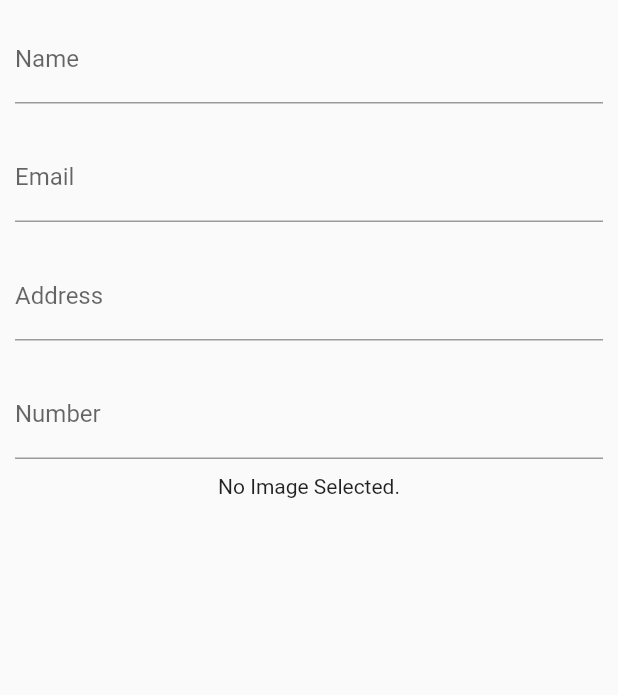
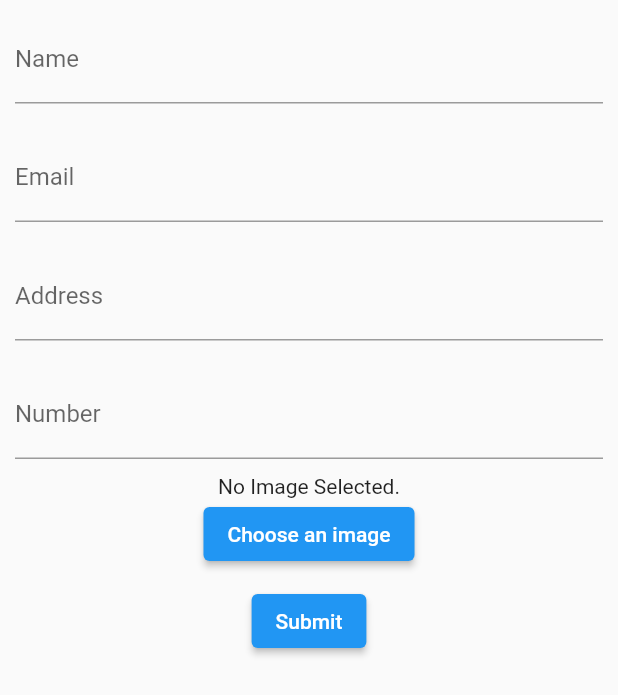
Before and after one commit to amouriessa/ContactForm_092, a Flutter app: the ContactScreen widget shown alone on an empty page, opened directly, on a phone screen of 412 x 824 dp. Shown: the top 695 px of the screen. Run offline on Flutter 3.47's test engine with Material 2 defaults, Android fonts, the phone set to English and light mode, and no system bars; our stand-ins replace image_picker; network calls fail.

```diff
--- a/lib/screen/contact_screen.dart
+++ /dev/null
@@ -1,81 +0,0 @@
-import 'dart:io';
-import 'package:flutter/material.dart';
-import 'package:image_picker/image_picker.dart';
-
-class ContactScreen extends StatefulWidget {
-  const ContactScreen({super.key});
-
-  @override
-  State<ContactScreen> createState() => _ContactScreenState();
-}
-
-class _ContactScreenState extends State<ContactScreen> {
-  File? _image;
-  final _imagePicker = ImagePicker();
-
-  final formkey = GlobalKey<FormState>();
-  final _namaController = TextEditingController();
-  final _emailController = TextEditingController();
-  final _alamatController = TextEditingController();
-  final _noTelpController = TextEditingController();
-
-  Future<void> getImage() async {
-    final XFile? pickerFile =
-        await _imagePicker.pickImage(source: ImageSource.gallery);
-
-    setState(() {
-      if (pickerFile != null) {
-        _image = File(pickerFile.path);
-      } else {
-        print("Please Input Image First!");
-      }
-    });
-  }
-
-  @override
-  Widget build(BuildContext context) {
-    return Form(
-        key: formkey,
-        child: SingleChildScrollView(
-          child: Column(
-            children: [
-              Container(
-                margin: EdgeInsets.all(10),
-                child: TextFormField(
-                  decoration: InputDecoration(
-                      labelText: "Name", hintText: "Enter Contact Name"),
-                  controller: _namaController,
-                ),
-              ),
-              Container(
-                margin: EdgeInsets.all(10),
-                child: TextFormField(
-                  decoration: InputDecoration(
-                      labelText: "Email", hintText: "Enter Contact Email"),
-                  controller: _emailController,
-                ),
-              ),
-              Container(
-                margin: EdgeInsets.all(10),
-                child: TextFormField(
-                  decoration: InputDecoration(
-                      labelText: "Address", hintText: "Enter Contact Address"),
-                  controller: _alamatController,
-                ),
-              ),
-              Container(
-                margin: EdgeInsets.all(10),
-                child: TextFormField(
-                  decoration: InputDecoration(
-                      labelText: "Number", hintText: "Enter Contact Number"),
-                  controller: _noTelpController,
-                ),
-              ),
-              _image == null
-                  ? const Text('No Image Selected.')
-                  : Image.file(_image!),
-            ],
-          ),
-        ));
-  }
-}
--- a/lib/widgets/contact_screen.dart
+++ b/lib/widgets/contact_screen.dart
@@ -103,7 +103,7 @@ class _ContactScreenState extends State<ContactScreen> {
                           Navigator.pushAndRemoveUntil(
                               context,
                               MaterialPageRoute(
-                                  builder: (context) => const HomeScreen()),
+                                  builder: (context) => const HomeView()),
                               (route) => false);
                         }
                       },
--- a/pubspec.yaml
+++ b/pubspec.yaml
@@ -38,6 +38,10 @@ dependencies:
   http: ^0.13.6
   path: ^1.8.2
   image_picker: ^1.0.4
+  geolocator: ^9.0.2
+  geocoding: ^2.0.4
+  google_maps_flutter: ^2.2.3
+  permission_handler: ^9.1.0
 
 dev_dependencies:
   flutter_test:
```
Also changed, not shown: pubspec.lock, 5 other files.
